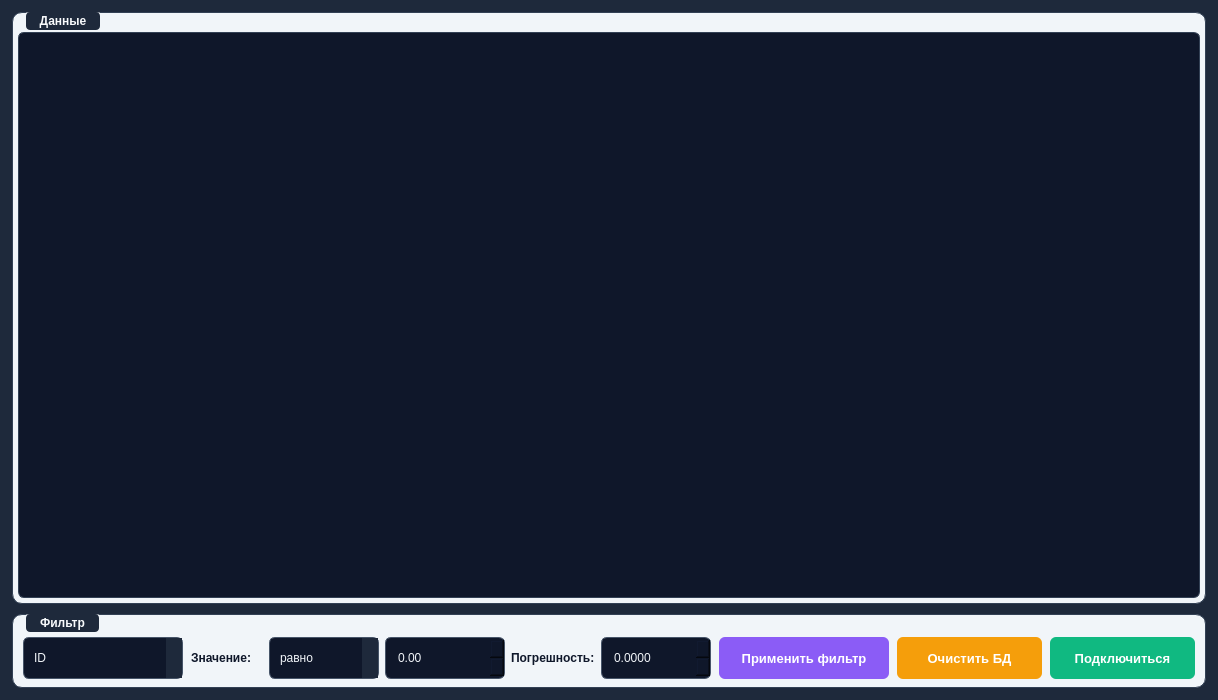
Fobos5892/SystemMonitoring, file mainwindow.ui: the form before one commit.
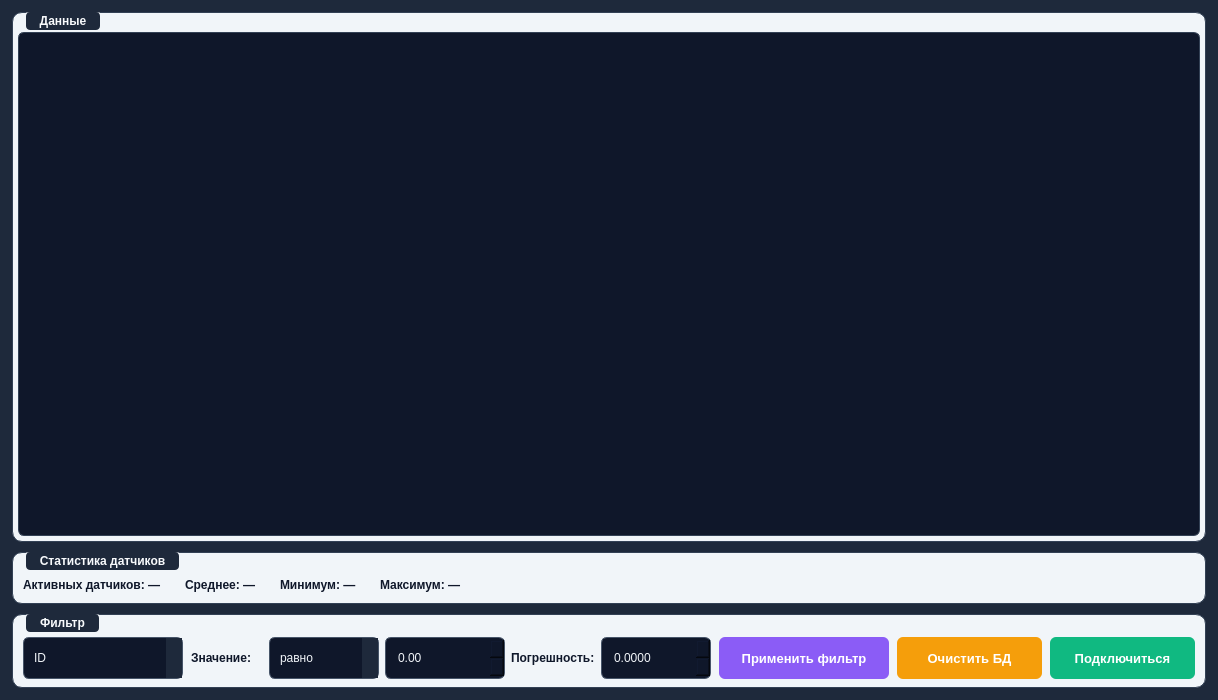
The form after the commit. The open tabs and pages were chosen to show the change.

```diff
--- a/mainwindow.ui
+++ b/mainwindow.ui
@@ -237,7 +237,60 @@
      </widget>
     </item>
 
-    <!-- 2. Группа фильтра -->
+    <!-- 2. Группа статистики -->
+    <item>
+     <widget class="QGroupBox" name="groupBoxStatistics">
+      <property name="title">
+       <string>Статистика датчиков</string>
+      </property>
+      <property name="sizePolicy">
+       <sizepolicy hsizetype="Expanding" vsizetype="Fixed">
+        <horstretch>0</horstretch>
+        <verstretch>0</verstretch>
+       </sizepolicy>
+      </property>
+      <layout class="QHBoxLayout" name="statisticsLayout">
+       <property name="leftMargin"><number>10</number></property>
+       <property name="topMargin"><number>8</number></property>
+       <property name="rightMargin"><number>10</number></property>
+       <property name="bottomMargin"><number>8</number></property>
+       <property name="spacing"><number>24</number></property>
+       <item>
+        <widget class="QLabel" name="statsConnectedLabel">
+         <property name="text"><string>Активных датчиков: —</string></property>
+        </widget>
+       </item>
+       <item>
+        <widget class="QLabel" name="statsAverageLabel">
+         <property name="text"><string>Среднее: —</string></property>
+        </widget>
+       </item>
+       <item>
+        <widget class="QLabel" name="statsMinLabel">
+         <property name="text"><string>Минимум: —</string></property>
+        </widget>
+       </item>
+       <item>
+        <widget class="QLabel" name="statsMaxLabel">
+         <property name="text"><string>Максимум: —</string></property>
+        </widget>
+       </item>
+       <item>
+        <spacer name="statsSpacer">
+         <property name="orientation"><enum>Qt::Horizontal</enum></property>
+         <property name="sizeHint" stdset="0">
+          <size>
+           <width>40</width>
+           <height>20</height>
+          </size>
+         </property>
+        </spacer>
+       </item>
+      </layout>
+     </widget>
+    </item>
+
+    <!-- 3. Группа фильтра -->
     <item>
      <widget class="QGroupBox" name="groupBoxFilter">
       <property name="title">
```
Left out of the diff: 2 changed lines with no effect on the pictures.
